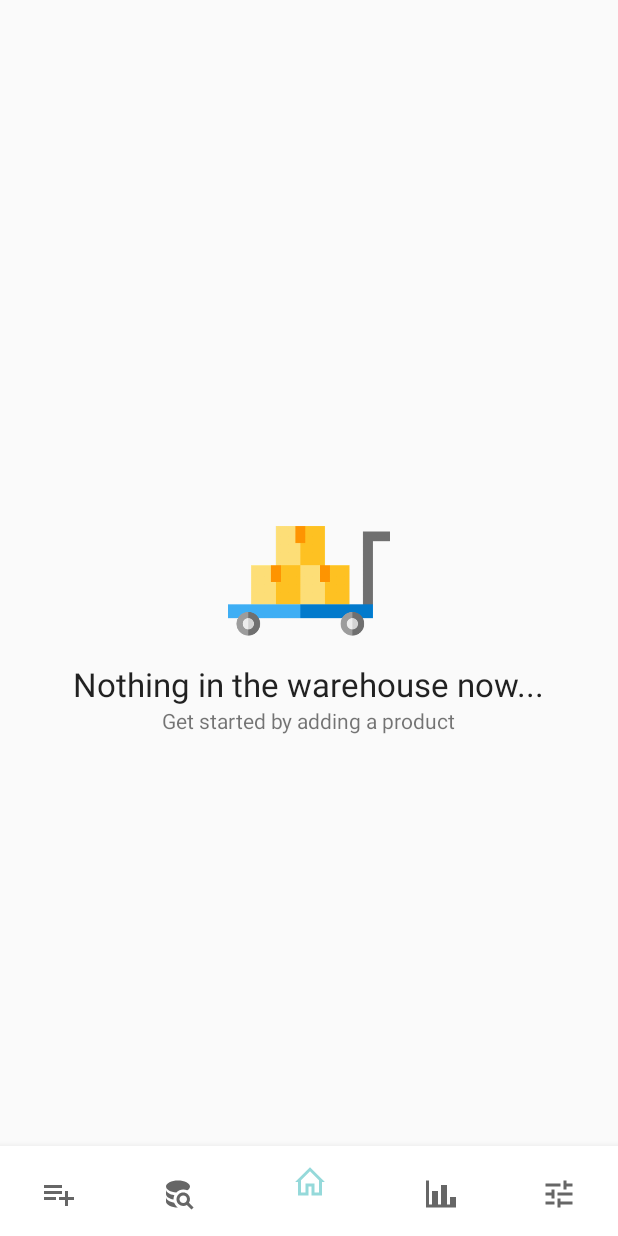
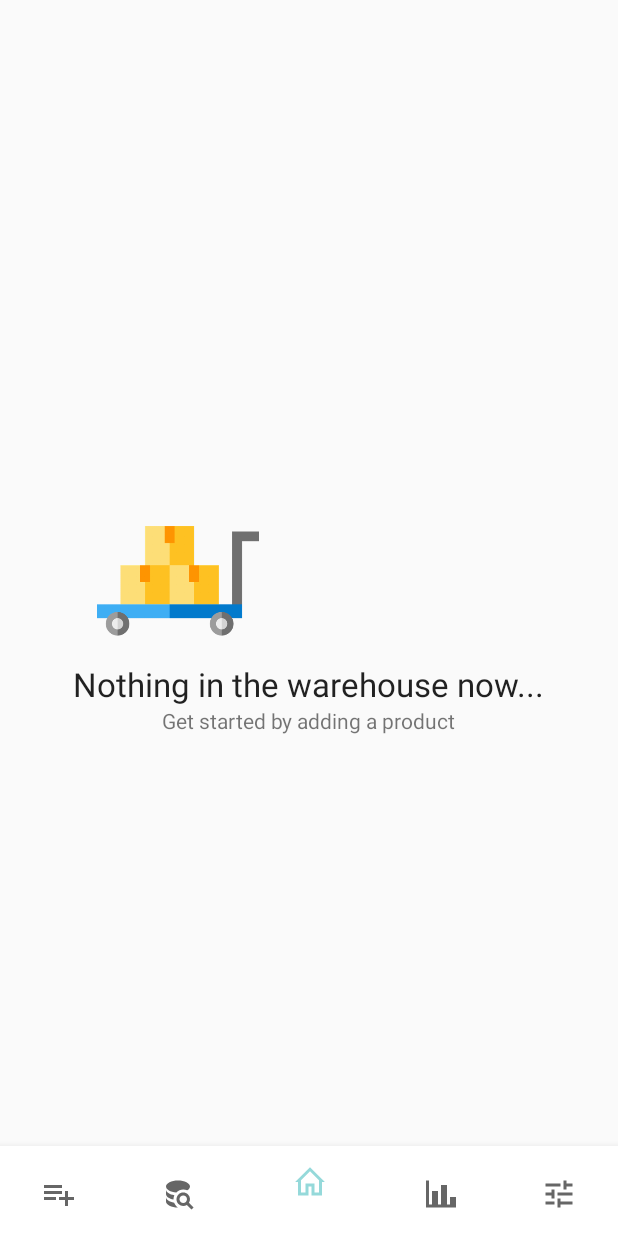
Before and after one commit to evanca/android-development_inventory, an Android app: the screen it shows after launch (MainActivity), item 3 of the bottom bar chosen, on a phone screen of 412 x 824 dp. Run offline under Robolectric (Android 15) with nearby library versions, the phone set to English and light mode, and no system bars.

Commit message:
Implement "add product" hint animation for an empty list

```diff
--- a/app/build.gradle
+++ b/app/build.gradle
@@ -5,7 +5,7 @@ android {
     defaultConfig {
         applicationId "com.example.ivanna.inventory"
         minSdkVersion 15
-        targetSdkVersion 27
+        targetSdkVersion 28
         versionCode 1
         versionName "1.0"
         testInstrumentationRunner "android.support.test.runner.AndroidJUnitRunner"
--- a/app/src/main/AndroidManifest.xml
+++ b/app/src/main/AndroidManifest.xml
@@ -10,6 +10,7 @@
         android:label="@string/app_name"
         android:roundIcon="@mipmap/ic_launcher_round"
         android:supportsRtl="true"
+        android:fullBackupContent="@xml/backup_descriptor"
         android:theme="@style/AppTheme">
         <!-- Launch mode "singleTop": if an instance of the activity already exists at the top of
         the target task, the system routes the intent to that instance through a call to its
--- a/app/src/main/java/com/example/ivanna/inventory/MainActivity.java
+++ b/app/src/main/java/com/example/ivanna/inventory/MainActivity.java
@@ -11,13 +11,17 @@ import android.content.Intent;
 import android.content.Loader;
 import android.content.SharedPreferences;
 import android.database.Cursor;
+import android.graphics.drawable.AnimationDrawable;
 import android.net.Uri;
 import android.os.Bundle;
+import android.os.Handler;
 import android.preference.PreferenceManager;
 import android.support.annotation.NonNull;
 import android.support.design.widget.BottomNavigationView;
+import android.support.design.widget.CoordinatorLayout;
 import android.support.v7.app.AlertDialog;
 import android.support.v7.app.AppCompatActivity;
+import android.util.DisplayMetrics;
 import android.view.Gravity;
 import android.view.LayoutInflater;
 import android.view.Menu;
@@ -38,15 +42,22 @@ import com.example.ivanna.inventory.ProductContract.ProductEntry;
 public class MainActivity extends AppCompatActivity implements LoaderManager.LoaderCallbacks<Cursor> {
 
     private static final int PRODUCT_LOADER = 0;
-    ProductCursorAdapter mAdapter;
+    // Manually calculated number to proportionally adjust margins on different screen sizes:
+    private static final double MARGIN_DIVISOR = 18.6363636;
+    private ProductCursorAdapter mAdapter;
     private TextView mSearchTextView;
     private ListView warehouseItems;
+    private ImageView animImage;
 
     @Override
     protected void onCreate(Bundle savedInstanceState) {
         super.onCreate(savedInstanceState);
         setContentView(R.layout.activity_main);
         getSupportActionBar().hide();
+
+        // Hide the "add product" hint animation, because we don't know if the adapter is empty now:
+        animImage = findViewById(R.id.animation_icon);
+        animImage.setVisibility(View.GONE);
 
         // Check if we have a saved pin code, otherwise prompt to set a pin code:
         SharedPreferences sharedPref = PreferenceManager.getDefaultSharedPreferences(getApplicationContext());
@@ -104,19 +115,12 @@ public class MainActivity extends AppCompatActivity implements LoaderManager.Loa
             }
         });
 
-        // Find and set empty view on the ListView, so that it only shows when the list has 0 items
-        View emptyView = findViewById(R.id.empty_view);
-        warehouseItems.setEmptyView(emptyView);
-        // Add animation to an empty view:
-        if (emptyView.getVisibility() == View.VISIBLE) {
-            ImageView i = findViewById(R.id.empty_view_image);
-            ObjectAnimator animation = ObjectAnimator.ofFloat(i, "translationX", 300f, -200f, 0f);
-            animation.setDuration(3500);
-            animation.start();
-        }
-
         // Adapter and loader setup saved to a private method for being able to be called from OnNavigationItemSelectedListener
         setupAdapter();
+
+        // Find and set empty view on the ListView, so that it only shows when the list has 0 items
+        View emptyView = findViewById(R.id.empty);
+        warehouseItems.setEmptyView(emptyView);
 
         warehouseItems.setOnItemClickListener(new OnItemClickListener() {
             @Override
@@ -176,6 +180,14 @@ public class MainActivity extends AppCompatActivity implements LoaderManager.Loa
         // Swap the new cursor in.  (The framework will take care of closing the
         // old cursor once we return.)
         mAdapter.swapCursor(data);
+
+        // Add animation to an empty view if adapter is empty
+        // Note that we have to check the adapter emptiness / size in this onLoadFinished method, otherwise it will always return 0 items
+        if (mAdapter.isEmpty()) {
+            animateEmptyView();
+        } else {
+            animImage.setVisibility(View.GONE);
+        }
     }
 
     // This method is called when a previously created loader is being reset, thus making its data
@@ -278,7 +290,7 @@ public class MainActivity extends AppCompatActivity implements LoaderManager.Loa
     // Implementing search interface END
 
     // Pin code dialog starts here:
-    public void showPinDialog() {
+    private void showPinDialog() {
 
         LayoutInflater li = LayoutInflater.from(this);
         View dialogView = li.inflate(R.layout.dialog_pin_code, null);
@@ -343,4 +355,43 @@ public class MainActivity extends AppCompatActivity implements LoaderManager.Loa
             }
         });
     }
+
+    private void animateEmptyView() {
+
+        // Add animation to the empty view image:
+        ImageView i = findViewById(R.id.empty_view_image);
+        ObjectAnimator animation = ObjectAnimator.ofFloat(i, "translationX", 300f, -200f, 0f);
+        animation.setDuration(3500);
+        animation.start();
+
+        // Proportionally adjust "add product" hint animation margins on different screen sizes, so
+        // the animation would be in a right place of the BottomNavigationView:
+        DisplayMetrics displayMetrics = this.getResources().getDisplayMetrics();
+        float dpRatio = displayMetrics.density;
+        // Get screen width in dp:
+        float dpWidth = displayMetrics.widthPixels / dpRatio;
+        // Calculate improved left margin based on a screen size
+        // Smaller screen will result in a smaller margin:
+        float dpImprovedMarginLeft = (float) (dpWidth / MARGIN_DIVISOR);
+        // Convert the value to pixels:
+        int pixelValue = (int) (dpImprovedMarginLeft * dpRatio);
+        // Set new left margin using LayoutParams and leave the bottom margin unchanged:
+        CoordinatorLayout.LayoutParams params = (CoordinatorLayout.LayoutParams) animImage.getLayoutParams();
+        int bottomMargin = params.bottomMargin;
+        params.setMargins(pixelValue, 0, 0, bottomMargin);
+        animImage.setLayoutParams(params);
+
+        // After the first animation has stopped, start "add product" animation
+        final Handler handler = new Handler();
+        handler.postDelayed(new Runnable() {
+            @Override
+            public void run() {
+                animImage.setVisibility(View.VISIBLE);
+                // Animate the view using AnimationDrawable:
+                animImage.setBackgroundResource(R.drawable.anim_menu);
+                ((AnimationDrawable) animImage.getBackground()).start();
+            }
+        }, 5000);
+
+    }
 }
--- a/app/src/main/java/com/example/ivanna/inventory/StatsActivity.java
+++ b/app/src/main/java/com/example/ivanna/inventory/StatsActivity.java
@@ -41,10 +41,9 @@ public class StatsActivity extends AppCompatActivity {
 
         // If custom currency is set, use it instead of a pre-defined currency:
         if (currency.equals(getString(R.string.settings_currency_custom_title))) {
-            String checkCustomCurrency = sharedPrefs.getString(
+            currency = sharedPrefs.getString(
                     getString(R.string.settings_currency_key_custom),
                     getString(R.string.settings_currency_EUR));
-            currency = checkCustomCurrency;
             // If user forgot to input a custom value, just use the default:
             if (currency.isEmpty()) {
                 currency = getString(R.string.settings_currency_EUR);
--- /dev/null
+++ b/app/src/main/res/drawable-xhdpi/ic_selector_square_border_small.xml
@@ -0,0 +1,18 @@
+<vector xmlns:android="http://schemas.android.com/apk/res/android"
+    android:width="24dp"
+    android:height="24dp"
+    android:viewportHeight="468.076"
+    android:viewportWidth="468.076">
+    <path
+        android:fillColor="#D80027"
+        android:pathData="M32.514,32.514l71.702,0l0,-32.514l-104.216,0l0,104.216l32.514,0z" />
+    <path
+        android:fillColor="#D80027"
+        android:pathData="M468.076,0l-104.217,0l0,32.514l71.703,0l0,71.702l32.514,0z" />
+    <path
+        android:fillColor="#D80027"
+        android:pathData="M0,468.076l104.216,0l0,-32.514l-71.702,0l0,-71.703l-32.514,0z" />
+    <path
+        android:fillColor="#D80027"
+        android:pathData="M435.562,435.562l-71.703,0l0,32.514l104.217,0l0,-104.217l-32.514,0z" />
+</vector>
--- /dev/null
+++ b/app/src/main/res/drawable/anim_menu.xml
@@ -0,0 +1,10 @@
+<?xml version="1.0" encoding="utf-8"?>
+<animation-list xmlns:android="http://schemas.android.com/apk/res/android"
+    android:oneshot="false">
+    <item
+        android:drawable="@drawable/empty_anim_frame"
+        android:duration="350" />
+    <item
+        android:drawable="@drawable/ic_selector_square_border_small"
+        android:duration="350" />
+</animation-list>
--- /dev/null
+++ b/app/src/main/res/drawable/empty_anim_frame.xml
@@ -0,0 +1,4 @@
+<?xml version="1.0" encoding="utf-8"?>
+<selector>
+
+</selector>
--- a/app/src/main/res/drawable/magnify.xml
+++ b/app/src/main/res/drawable/magnify.xml
@@ -5,6 +5,6 @@
     android:viewportHeight="24"
     android:viewportWidth="24">
     <path
-        android:fillColor="#000"
+        android:fillColor="#fff"
         android:pathData="M9.5,3A6.5,6.5 0 0,1 16,9.5C16,11.11 15.41,12.59 14.44,13.73L14.71,14H15.5L20.5,19L19,20.5L14,15.5V14.71L13.73,14.44C12.59,15.41 11.11,16 9.5,16A6.5,6.5 0 0,1 3,9.5A6.5,6.5 0 0,1 9.5,3M9.5,5C7,5 5,7 5,9.5C5,12 7,14 9.5,14C12,14 14,12 14,9.5C14,7 12,5 9.5,5Z" />
 </vector>
--- a/app/src/main/res/layout/activity_main.xml
+++ b/app/src/main/res/layout/activity_main.xml
@@ -22,4 +22,13 @@
             app:menu="@menu/menu_bottom_navigation" />
     </FrameLayout>
 
+    <ImageView
+        android:id="@+id/animation_icon"
+        android:layout_width="@dimen/animation_icon_size"
+        android:layout_height="@dimen/animation_icon_size"
+        android:layout_gravity="bottom"
+        android:layout_marginBottom="@dimen/animation_icon_margin_bottom"
+        android:layout_marginLeft="@dimen/animation_icon_margin_left"
+        android:src="@drawable/anim_menu" />
+
 </android.support.design.widget.CoordinatorLayout>
--- a/app/src/main/res/layout/activity_settings.xml
+++ b/app/src/main/res/layout/activity_settings.xml
@@ -4,4 +4,5 @@
     android:name="com.example.ivanna.inventory.SettingsActivity$InventoryPreferenceFragment"
     android:layout_width="match_parent"
     android:layout_height="match_parent"
+    android:id="@+id/fragment_settings"
     tools:context="com.example.ivanna.inventory.SettingsActivity" />
--- a/app/src/main/res/layout/activity_stats.xml
+++ b/app/src/main/res/layout/activity_stats.xml
@@ -1,6 +1,7 @@
 <?xml version="1.0" encoding="utf-8"?>
 <LinearLayout xmlns:android="http://schemas.android.com/apk/res/android"
     xmlns:app="http://schemas.android.com/apk/res-auto"
+    xmlns:tools="http://schemas.android.com/tools"
     android:layout_width="match_parent"
     android:layout_height="match_parent"
     android:layout_gravity="center_vertical"
@@ -60,7 +61,8 @@
             app:layout_constraintEnd_toEndOf="parent"
             app:layout_constraintHorizontal_bias="0.5"
             app:layout_constraintStart_toStartOf="parent"
-            app:layout_constraintTop_toTopOf="parent" />
+            app:layout_constraintTop_toTopOf="parent"
+            tools:ignore="HardcodedText" />
 
     </android.support.constraint.ConstraintLayout>
 
--- a/app/src/main/res/layout/content_main.xml
+++ b/app/src/main/res/layout/content_main.xml
@@ -20,7 +20,7 @@
     <!-- Empty view START -->
     <LinearLayout
         android:layout_width="match_parent"
-        android:id="@+id/empty_view"
+        android:id="@+id/empty"
         android:layout_height="match_parent"
         android:layout_gravity="center"
         android:gravity="center"
--- a/app/src/main/res/values/dimens.xml
+++ b/app/src/main/res/values/dimens.xml
@@ -12,4 +12,7 @@
     <dimen name="pie_chart_300dp">300dp</dimen>
     <dimen name="stat_title_180dp">180dp</dimen>
     <dimen name="stat_number_150dp">150dp</dimen>
+    <dimen name="animation_icon_margin_left">22dp</dimen>
+    <dimen name="animation_icon_margin_bottom">18dp</dimen>
+    <dimen name="animation_icon_size">36dp</dimen>
 </resources>
--- /dev/null
+++ b/app/src/main/res/xml/backup_descriptor.xml
@@ -0,0 +1,2 @@
+<?xml version="1.0" encoding="utf-8"?>
+<full-backup-content></full-backup-content>
```
